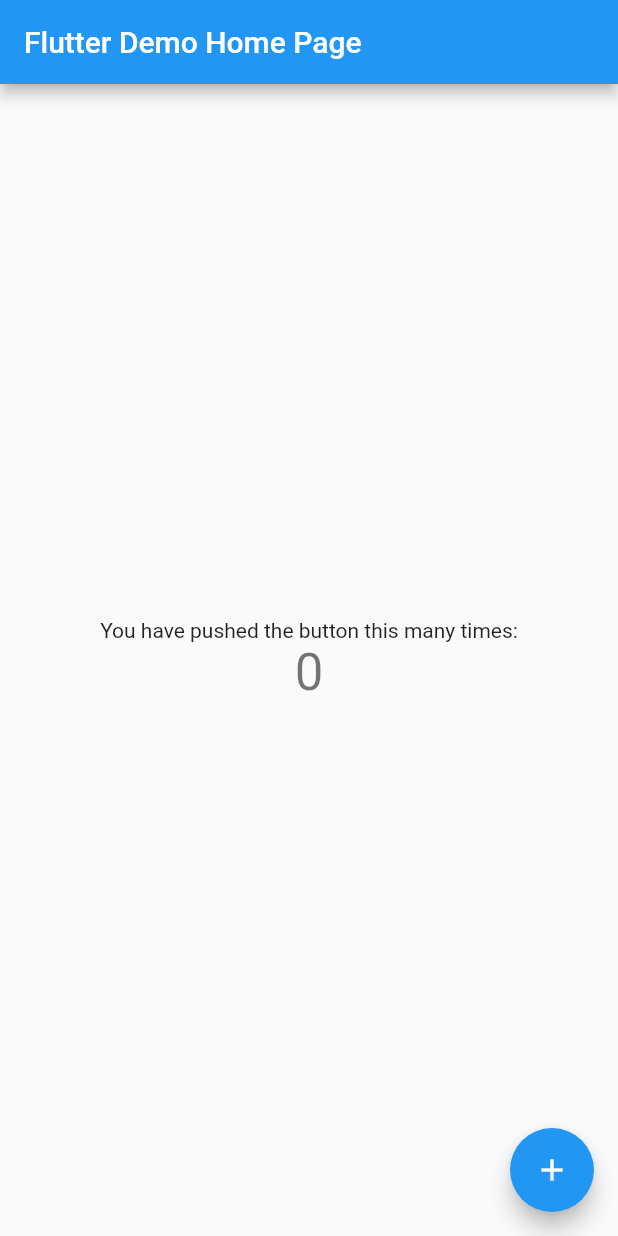
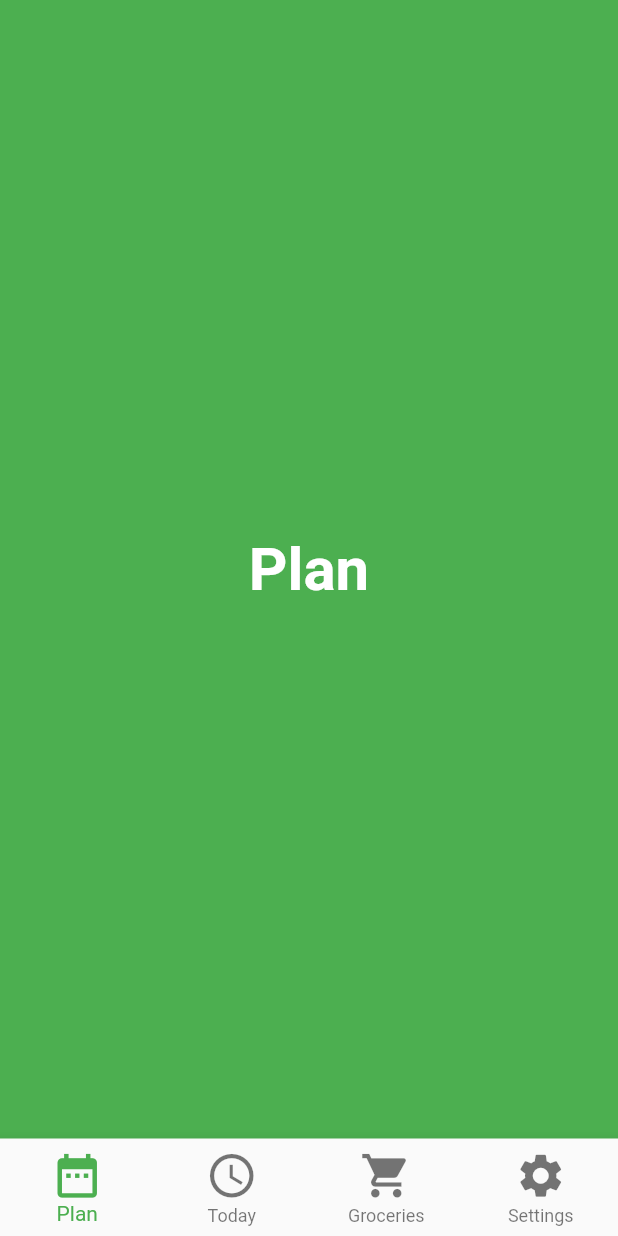
Before and after one commit to christopherlam888/recipe-ready-frontend, a Flutter app: the screen it shows after launch, on a phone screen of 412 x 824 dp. Run offline on Flutter 3.47's test engine with Material 2 defaults, Android fonts, the phone set to English and light mode, and no system bars.

Commit message:
set up navbar and pages

```diff
--- /dev/null
+++ b/lib/groceries.dart
@@ -0,0 +1,25 @@
+import 'package:flutter/material.dart';
+
+class Groceries extends StatefulWidget {
+  @override
+  _GroceriesState createState() => _GroceriesState();
+}
+
+class _GroceriesState extends State<Groceries> {
+  @override
+  Widget build(BuildContext context) {
+    return Scaffold(
+      backgroundColor: Colors.green,
+      body: Center(
+          child: Text(
+              "Groceries",
+              style: TextStyle(
+                fontSize: 40.0,
+                fontWeight: FontWeight.bold,
+                color: Colors.white,
+              )
+          )
+      ),
+    );
+  }
+}
--- a/lib/main.dart
+++ b/lib/main.dart
@@ -1,113 +1,11 @@
 import 'package:flutter/material.dart';
+import 'package:recipe_ready/nav.dart';
 
 void main() {
-  runApp(MyApp());
+  runApp(MaterialApp(
+    initialRoute: '/nav',
+    routes:{
+      '/nav' : (context) => Nav(),
+    }
+  ));
 }
-
-class MyApp extends StatelessWidget {
-  // This widget is the root of your application.
-  @override
-  Widget build(BuildContext context) {
-    return MaterialApp(
-      title: 'Flutter Demo',
-      theme: ThemeData(
-        // This is the theme of your application.
-        //
-        // Try running your application with "flutter run". You'll see the
-        // application has a blue toolbar. Then, without quitting the app, try
-        // changing the primarySwatch below to Colors.green and then invoke
-        // "hot reload" (press "r" in the console where you ran "flutter run",
-        // or simply save your changes to "hot reload" in a Flutter IDE).
-        // Notice that the counter didn't reset back to zero; the application
-        // is not restarted.
-        primarySwatch: Colors.blue,
-      ),
-      home: MyHomePage(title: 'Flutter Demo Home Page'),
-    );
-  }
-}
-
-class MyHomePage extends StatefulWidget {
-  MyHomePage({Key key, this.title}) : super(key: key);
-
-  // This widget is the home page of your application. It is stateful, meaning
-  // that it has a State object (defined below) that contains fields that affect
-  // how it looks.
-
-  // This class is the configuration for the state. It holds the values (in this
-  // case the title) provided by the parent (in this case the App widget) and
-  // used by the build method of the State. Fields in a Widget subclass are
-  // always marked "final".
-
-  final String title;
-
-  @override
-  _MyHomePageState createState() => _MyHomePageState();
-}
-
-class _MyHomePageState extends State<MyHomePage> {
-  int _counter = 0;
-
-  void _incrementCounter() {
-    setState(() {
-      // This call to setState tells the Flutter framework that something has
-      // changed in this State, which causes it to rerun the build method below
-      // so that the display can reflect the updated values. If we changed
-      // _counter without calling setState(), then the build method would not be
-      // called again, and so nothing would appear to happen.
-      _counter++;
-    });
-  }
-
-  @override
-  Widget build(BuildContext context) {
-    // This method is rerun every time setState is called, for instance as done
-    // by the _incrementCounter method above.
-    //
-    // The Flutter framework has been optimized to make rerunning build methods
-    // fast, so that you can just rebuild anything that needs updating rather
-    // than having to individually change instances of widgets.
-    return Scaffold(
-      appBar: AppBar(
-        // Here we take the value from the MyHomePage object that was created by
-        // the App.build method, and use it to set our appbar title.
-        title: Text(widget.title),
-      ),
-      body: Center(
-        // Center is a layout widget. It takes a single child and positions it
-        // in the middle of the parent.
-        child: Column(
-          // Column is also a layout widget. It takes a list of children and
-          // arranges them vertically. By default, it sizes itself to fit its
-          // children horizontally, and tries to be as tall as its parent.
-          //
-          // Invoke "debug painting" (press "p" in the console, choose the
-          // "Toggle Debug Paint" action from the Flutter Inspector in Android
-          // Studio, or the "Toggle Debug Paint" command in Visual Studio Code)
-          // to see the wireframe for each widget.
-          //
-          // Column has various properties to control how it sizes itself and
-          // how it positions its children. Here we use mainAxisAlignment to
-          // center the children vertically; the main axis here is the vertical
-          // axis because Columns are vertical (the cross axis would be
-          // horizontal).
-          mainAxisAlignment: MainAxisAlignment.center,
-          children: <Widget>[
-            Text(
-              'You have pushed the button this many times:',
-            ),
-            Text(
-              '$_counter',
-              style: Theme.of(context).textTheme.headline4,
-            ),
-          ],
-        ),
-      ),
-      floatingActionButton: FloatingActionButton(
-        onPressed: _incrementCounter,
-        tooltip: 'Increment',
-        child: Icon(Icons.add),
-      ), // This trailing comma makes auto-formatting nicer for build methods.
-    );
-  }
-}
--- /dev/null
+++ b/lib/nav.dart
@@ -0,0 +1,63 @@
+import 'package:flutter/material.dart';
+import 'package:recipe_ready/plan.dart';
+import 'package:recipe_ready/today.dart';
+import 'package:recipe_ready/groceries.dart';
+import 'package:recipe_ready/settings.dart';
+
+class Nav extends StatefulWidget {
+  @override
+  _NavState createState() => _NavState();
+}
+
+class _NavState extends State<Nav> {
+
+  int _selectedIndex = 0;
+
+  List<Widget> _widgetOptions = <Widget>[
+    Plan(),
+    Today(),
+    Groceries(),
+    Settings(),
+  ];
+
+  void _onItemTap(int index) {
+    setState(() {
+      _selectedIndex = index;
+    });
+  }
+
+  @override
+  Widget build(BuildContext context) {
+    return Scaffold(
+      backgroundColor: Colors.green,
+      body: Center(
+          child: _widgetOptions.elementAt(_selectedIndex),
+      ),
+      bottomNavigationBar: BottomNavigationBar(
+        iconSize: 35,
+        type: BottomNavigationBarType.fixed,
+        items: [
+          BottomNavigationBarItem(
+            icon: Icon(Icons.date_range),
+            label: 'Plan',
+          ),
+          BottomNavigationBarItem(
+            icon: Icon(Icons.access_time),
+            label: 'Today',
+          ),
+          BottomNavigationBarItem(
+            icon: Icon(Icons.shopping_cart),
+            label: 'Groceries',
+          ),
+          BottomNavigationBarItem(
+            icon: Icon(Icons.settings),
+            label: 'Settings',
+          ),
+        ],
+        currentIndex: _selectedIndex,
+        selectedItemColor: Colors.green,
+        onTap: _onItemTap,
+      ),
+    );
+  }
+}
--- /dev/null
+++ b/lib/plan.dart
@@ -0,0 +1,25 @@
+import 'package:flutter/material.dart';
+
+class Plan extends StatefulWidget {
+  @override
+  _PlanState createState() => _PlanState();
+}
+
+class _PlanState extends State<Plan> {
+  @override
+  Widget build(BuildContext context) {
+    return Scaffold(
+      backgroundColor: Colors.green,
+      body: Center(
+          child: Text(
+              "Plan",
+              style: TextStyle(
+                fontSize: 40.0,
+                fontWeight: FontWeight.bold,
+                color: Colors.white,
+              )
+          )
+      ),
+    );
+  }
+}
```
Also changed, not shown: lib/settings.dart (added, +25 -0 lines), lib/today.dart (added, +25 -0 lines).
